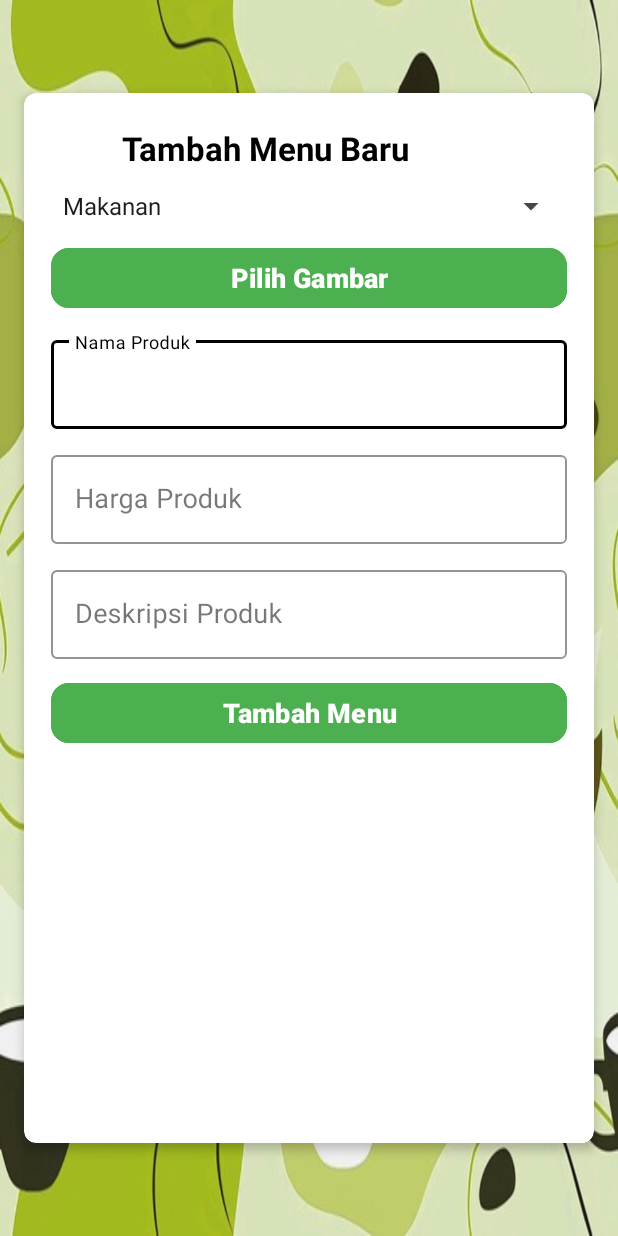
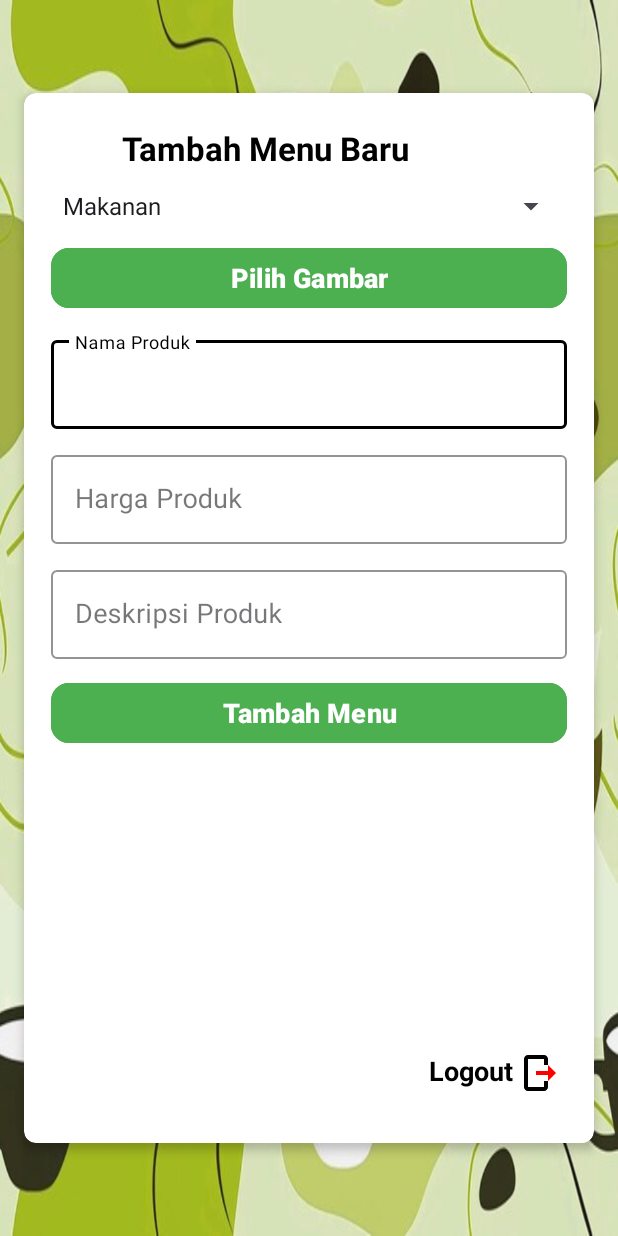
Before and after one commit to LynixID/CafeApp-UTS, an Android app: the TambahMenu screen opened directly, with no data from a screen before it, on a phone screen of 412 x 824 dp. Run offline under Robolectric (Android 15) with nearby library versions, the phone set to English and light mode, and no system bars; our stand-ins replace data binding.

Commit message:
menambahkan logo logout

```diff
--- a/app/src/main/java/com/example/cafeapp/TambahMenu/TambahMenu.kt
+++ b/app/src/main/java/com/example/cafeapp/TambahMenu/TambahMenu.kt
@@ -16,6 +16,7 @@ import androidx.activity.result.ActivityResultLauncher
 import androidx.activity.result.contract.ActivityResultContracts
 import androidx.activity.viewModels
 import androidx.appcompat.app.AppCompatActivity
+import com.example.cafeapp.Login_page
 //import com.example.cafeapp.MinumanDatabase.MinumanViewModel
 //import com.example.cafeapp.SnackDatabase.SnackViewModel
 import com.example.cafeapp.MakanDatabase.Makan
@@ -78,6 +79,22 @@ class TambahMenu : AppCompatActivity() {
         binding.btnTambahMenu.setOnClickListener {
             addMenu()
         }
+
+        binding.ivLogout.setOnClickListener {
+            keLoginPage()
+        }
+
+        binding.tvLogout.setOnClickListener {
+            keLoginPage()
+        }
+    }
+
+    // Fungsi untuk pindah ke LoginActivity
+    private fun keLoginPage() {
+        val intent = Intent(this, Login_page::class.java)
+        intent.flags = Intent.FLAG_ACTIVITY_CLEAR_TOP or Intent.FLAG_ACTIVITY_NEW_TASK
+        startActivity(intent)
+        finish()
     }
 
     private fun addMenu() {
@@ -129,6 +146,8 @@ class TambahMenu : AppCompatActivity() {
         }
     }
 
+
+
     private fun clearInputFields() {
         binding.inputNamaProduk.text?.clear()
         binding.inputHargaProduk.text?.clear()
--- /dev/null
+++ b/app/src/main/res/drawable/exit_icon.xml
@@ -0,0 +1,15 @@
+<?xml version="1.0" encoding="utf-8"?>
+<vector xmlns:android="http://schemas.android.com/apk/res/android"
+    android:width="24dp"
+    android:height="24dp"
+    android:viewportWidth="24"
+    android:viewportHeight="24">
+
+    <path
+        android:fillColor="#000000"
+        android:pathData="M14,3h-8c-1.1,0 -2,0.9 -2,2v14c0,1.1 0.9,2 2,2h8c1.1,0 2,-0.9 2,-2v-3h-2v3h-8v-14h8v3h2v-3c0,-1.1 -0.9,-2 -2,-2z" />
+
+    <path
+        android:fillColor="#FF0000"
+        android:pathData="M20,12l-4,-4v3h-6v2h6v3z"/>
+</vector>
--- a/app/src/main/res/layout/tambah_menu.xml
+++ b/app/src/main/res/layout/tambah_menu.xml
@@ -155,7 +155,42 @@
                     app:layout_constraintEnd_toEndOf="parent"
                     app:layout_constraintStart_toStartOf="parent"
                     app:layout_constraintTop_toBottomOf="@id/tiLayoutDeskripsiProduk" />
+
+                <ImageView
+                    android:id="@+id/ivLogout"
+                    android:layout_width="32dp"
+                    android:layout_height="32dp"
+                    android:contentDescription="Logout Icon"
+                    android:src="@drawable/exit_icon"
+                    android:layout_marginTop="200dp"
+                    app:layout_constraintEnd_toEndOf="parent"
+                    app:layout_constraintStart_toEndOf="@id/tvLogout"
+                    app:layout_constraintTop_toBottomOf="@id/btnTambahMenu"
+                    />
+
+                <TextView
+                    android:id="@+id/tvLogout"
+                    android:layout_width="wrap_content"
+                    android:layout_height="wrap_content"
+                    android:layout_marginStart="252dp"
+                    android:layout_marginTop="202dp"
+                    android:text="Logout"
+                    android:textColor="@color/black"
+                    android:textSize="18sp"
+                    android:textStyle="bold"
+                    app:layout_constraintStart_toStartOf="parent"
+                    app:layout_constraintTop_toBottomOf="@id/btnTambahMenu" />
             </androidx.constraintlayout.widget.ConstraintLayout>
         </androidx.cardview.widget.CardView>
+
+        <LinearLayout
+            android:layout_width="wrap_content"
+            android:layout_height="wrap_content"
+            android:layout_margin="16dp"
+            android:orientation="horizontal"
+            app:layout_constraintBottom_toBottomOf="parent"
+            app:layout_constraintEnd_toEndOf="parent">
+
+        </LinearLayout>
     </androidx.constraintlayout.widget.ConstraintLayout>
 </layout>
```
